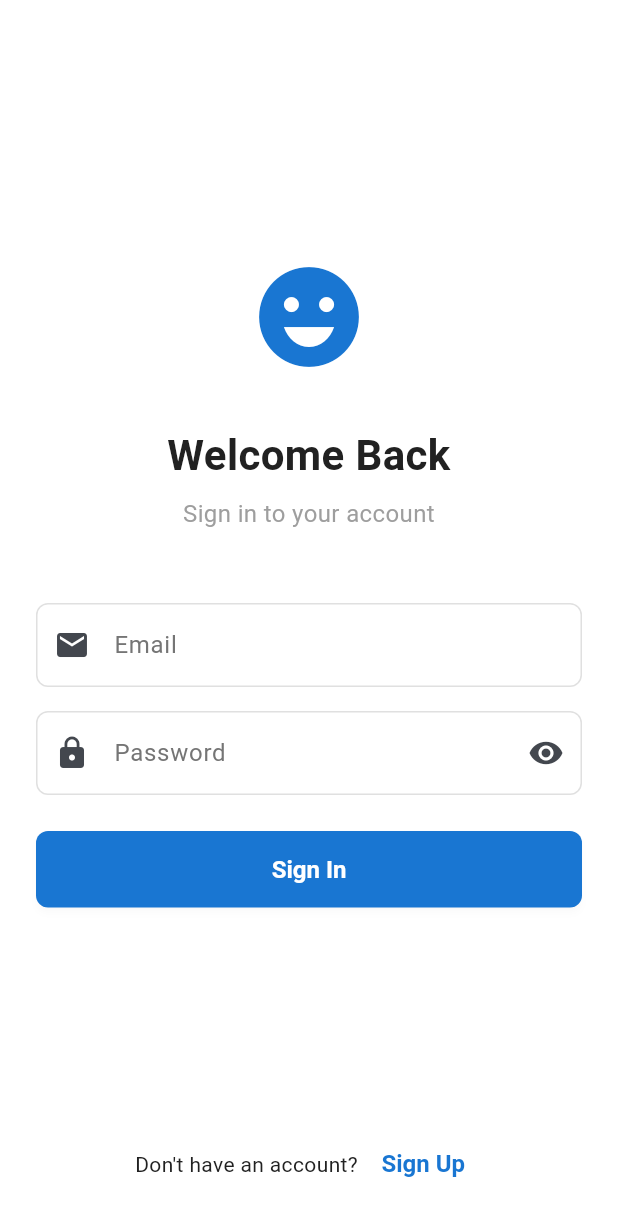
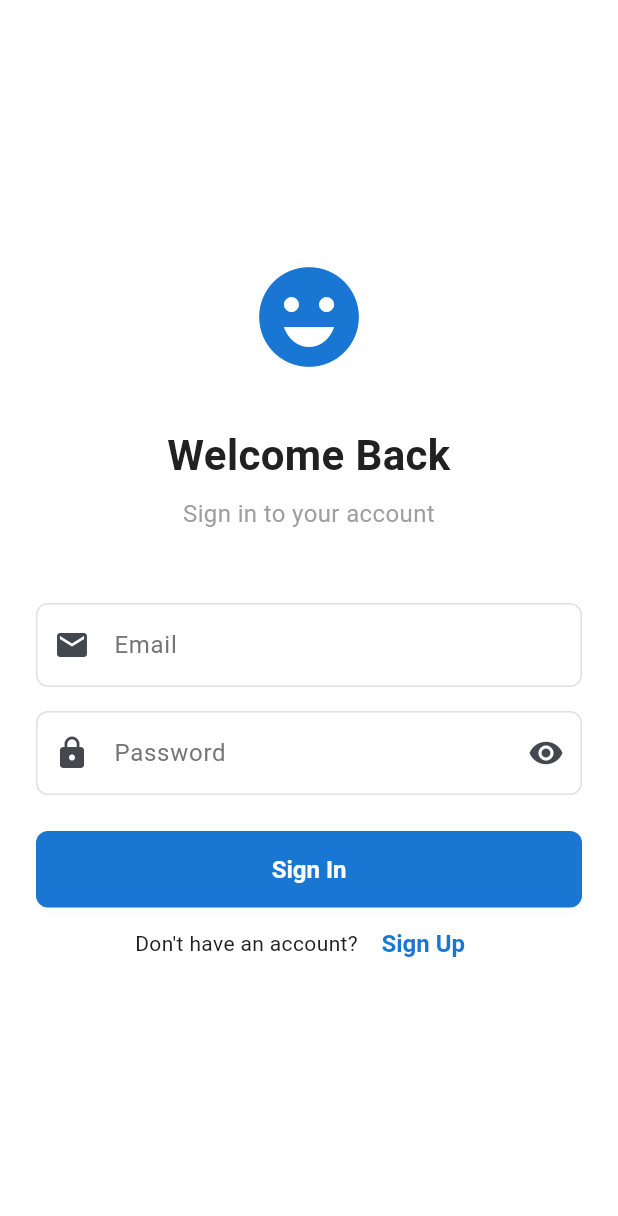
Before and after one commit to HaShiRaMaReiZo/Flutter_Laravel, a Flutter app: the screen it shows after launch, on a phone screen of 412 x 824 dp. Shown: the top 1216 px of the screen. Run offline on Flutter 3.47's test engine with Material 3 defaults, Android fonts, the phone set to English and light mode, and no system bars; our stand-ins replace flutter_bloc, freezed_annotation, shared_preferences.

Commit message:
UI fixed

```diff
--- a/flutter_frontend/lib/src/Auth/screens/login_screen.dart
+++ b/flutter_frontend/lib/src/Auth/screens/login_screen.dart
@@ -46,6 +46,7 @@ class _LoginScreenState extends State<LoginScreen> {
   @override
   Widget build(BuildContext context) {
     return Scaffold(
+      resizeToAvoidBottomInset: true,
       body: BlocListener<AuthBloc, AuthState>(
         listener: (context, state) {
           state.whenOrNull(
@@ -69,8 +70,17 @@ class _LoginScreenState extends State<LoginScreen> {
           );
         },
         child: SafeArea(
-          child: Padding(
+          child: SingleChildScrollView(
             padding: const EdgeInsets.all(24.0),
+            child: ConstrainedBox(
+              constraints: BoxConstraints(
+                minHeight:
+                    MediaQuery.of(context).size.height -
+                    MediaQuery.of(context).padding.top -
+                    MediaQuery.of(context).padding.bottom -
+                    48,
+              ),
+              child: IntrinsicHeight(
                 child: Form(
                   key: _formKey,
                   child: Column(
@@ -99,7 +109,10 @@ class _LoginScreenState extends State<LoginScreen> {
                             const SizedBox(height: 8),
                             const Text(
                               'Sign in to your account',
-                          style: TextStyle(fontSize: 16, color: Colors.grey),
+                              style: TextStyle(
+                                fontSize: 16,
+                                color: Colors.grey,
+                              ),
                               textAlign: TextAlign.center,
                             ),
                             const SizedBox(height: 48),
@@ -182,7 +195,8 @@ class _LoginScreenState extends State<LoginScreen> {
                                       width: 20,
                                       child: CircularProgressIndicator(
                                         strokeWidth: 2,
-                                    valueColor: AlwaysStoppedAnimation<Color>(
+                                        valueColor:
+                                            AlwaysStoppedAnimation<Color>(
                                               Colors.white,
                                             ),
                                       ),
@@ -198,11 +212,8 @@ class _LoginScreenState extends State<LoginScreen> {
                                 );
                               },
                             ),
-                      ],
-                    ),
-                  ),
 
-                  // Register Link - at the bottom
+                            // Register Link - under Sign In button
                             Row(
                               mainAxisAlignment: MainAxisAlignment.center,
                               children: [
@@ -211,12 +222,19 @@ class _LoginScreenState extends State<LoginScreen> {
                                   onPressed: _navigateToRegister,
                                   child: const Text(
                                     'Sign Up',
-                          style: TextStyle(fontWeight: FontWeight.bold),
+                                    style: TextStyle(
+                                      fontWeight: FontWeight.bold,
+                                    ),
                                   ),
                                 ),
                               ],
                             ),
                           ],
+                        ),
+                      ),
+                    ],
+                  ),
+                ),
               ),
             ),
           ),
--- a/flutter_frontend/lib/src/Auth/screens/register_screen.dart
+++ b/flutter_frontend/lib/src/Auth/screens/register_screen.dart
@@ -44,6 +44,7 @@ class _RegisterScreenState extends State<RegisterScreen> {
   @override
   Widget build(BuildContext context) {
     return Scaffold(
+      resizeToAvoidBottomInset: true,
       appBar: AppBar(
         title: const Text('Create Account'),
         backgroundColor: Colors.transparent,
```
Lines whose indentation alone changed are shown as unchanged.
